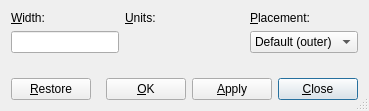
First picture: the form in src/frontends/qt4/ui/WrapUi.ui, repository rpavlik/lyx-lucid-backport, before the edit.
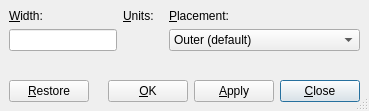
Second picture: the form after the edit. Custom widgets are drawn as their Qt base class.

```diff
--- a/src/frontends/qt4/ui/WrapUi.ui
+++ b/src/frontends/qt4/ui/WrapUi.ui
@@ -20,7 +20,7 @@
   </property>
   <layout class="QVBoxLayout" >
    <property name="margin" >
-    <number>11</number>
+    <number>9</number>
    </property>
    <property name="spacing" >
     <number>6</number>
@@ -50,7 +50,12 @@
        </property>
        <item>
         <property name="text" >
-         <string>Default (outer)</string>
+         <string>Outer (default)</string>
+        </property>
+       </item>
+       <item>
+        <property name="text" >
+         <string>Inner</string>
         </property>
        </item>
        <item>
@@ -84,7 +89,7 @@
       <widget class="LengthCombo" name="unitsLC" >
        <property name="sizePolicy" >
         <sizepolicy>
-         <hsizetype>3</hsizetype>
+         <hsizetype>0</hsizetype>
          <vsizetype>0</vsizetype>
          <horstretch>0</horstretch>
          <verstretch>0</verstretch>
@@ -108,7 +113,7 @@
       <widget class="QLineEdit" name="widthED" >
        <property name="sizePolicy" >
         <sizepolicy>
-         <hsizetype>1</hsizetype>
+         <hsizetype>0</hsizetype>
          <vsizetype>0</vsizetype>
          <horstretch>0</horstretch>
          <verstretch>0</verstretch>
@@ -231,7 +236,7 @@
  <customwidgets>
   <customwidget>
    <class>LengthCombo</class>
-   <extends></extends>
+   <extends>QWidget</extends>
    <header>LengthCombo.h</header>
    <container>0</container>
    <pixmap></pixmap>
```
Left out of the diff: 19 changed lines with no effect on the pictures.
